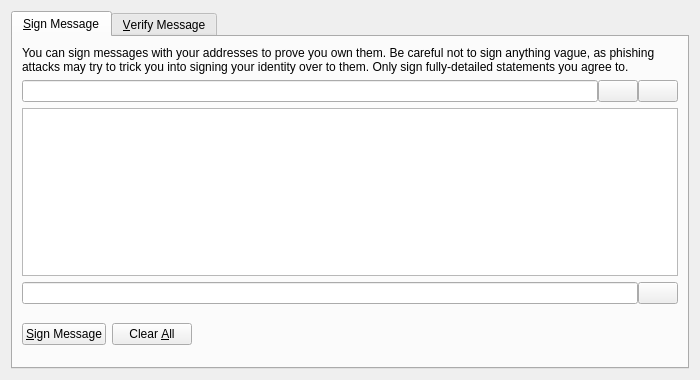
The window that src/qt/forms/signverifymessagedialog.ui (xming/carpediemcoin) describes before a commit, drawn with Qt 5.
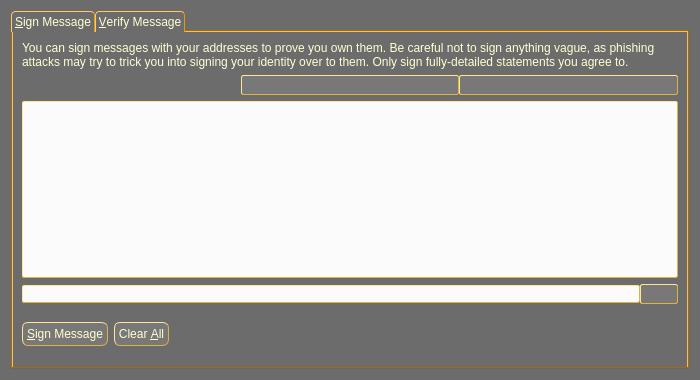
The same window after the commit. The open tabs and pages were chosen to show the change. Icons and pictures are not drawn. Custom widgets are drawn as their Qt base class.

What changed in the file:
```diff
--- a/src/qt/forms/signverifymessagedialog.ui
+++ b/src/qt/forms/signverifymessagedialog.ui
@@ -13,12 +13,18 @@
   <property name="windowTitle">
    <string>Signatures - Sign / Verify a Message</string>
   </property>
+  <property name="styleSheet">
+   <string notr="true">QWidget {background-color: #6C6C6C; color: #FFFFD3 } QPushButton { background-color: #787878; color: #FFFFD3; border-style:outset; border-color: #dcb540; border-width: 1px; border-radius: 6px; padding: 4px} QPushButton::hover { background-color: #6C6C6C; color: #FFFFD3; border-style:outset; border-color: #dcb540; border-width: 1px; border-radius: 6px; padding: 4px}  QPushButton::pressed {background-color: #FBFBFB; color: #E5990C; border-style:outset; border-color: #DCB540; border-radius: 6px; padding: 4px} QLabel {color: #FFFFD3} QLineEdit {background-color: #FBFBFB; color: #E5990C; border-style:outset; border-color: #dcb540; border-width: 1px; border-radius: 2px; padding: 0px} QDialog {background-color: #6C6C6C; color: #FFFFD3 } QLabel {color: #FFFFD3} QTabWidget {background-color: #E5990C; color: #FFFFD3}  QTabBar::tab {  background: #6C6C6C; border: 1px outset #E5990C; border-bottom-width: 0px; border-top-left-radius: 4px; border-top-right-radius: 4px; min-width: 8px; padding: 3px; color: #FFFFD3 }</string>
+  </property>
   <property name="modal">
    <bool>true</bool>
   </property>
   <layout class="QVBoxLayout" name="verticalLayout">
    <item>
     <widget class="QTabWidget" name="tabWidget">
+     <property name="styleSheet">
+      <string notr="true"/>
+     </property>
      <property name="currentIndex">
       <number>1</number>
      </property>
@@ -46,11 +52,11 @@
           <number>0</number>
          </property>
          <item>
-          <widget class="QValidatedLineEdit" name="addressIn_SM">
+          <widget class="QValidatedLineEdit" name="addressIn_SM" native="true">
            <property name="toolTip">
             <string>The address to sign the message with (e.g. 4Zo1ga6xuKuQ7JV7M9rGDoxdbYwV5zgQJ5)</string>
            </property>
-           <property name="maxLength">
+           <property name="maxLength" stdset="0">
             <number>34</number>
            </property>
           </widget>
@@ -60,6 +66,9 @@
            <property name="toolTip">
             <string>Choose an address from the address book</string>
            </property>
+           <property name="styleSheet">
+            <string notr="true">background-color: #787878; color: #FFFFD3; border-style:outset; border-color: #dcb540; border-width: 1px; border-radius: 2px; padding: 2px</string>
+           </property>
            <property name="text">
             <string/>
            </property>
@@ -80,6 +89,9 @@
            <property name="toolTip">
             <string>Paste address from clipboard</string>
            </property>
+           <property name="styleSheet">
+            <string notr="true">background-color: #787878; color: #FFFFD3; border-style:outset; border-color: #dcb540; border-width: 1px; border-radius: 2px; padding: 2px</string>
+           </property>
            <property name="text">
             <string/>
            </property>
@@ -102,6 +114,9 @@
          <property name="toolTip">
           <string>Enter the message you want to sign here</string>
          </property>
+         <property name="styleSheet">
+          <string notr="true">background-color: #FBFBFB; color: #E5990C; border-style:outset; border-color: #dcb540; border-width: 1px; border-radius: 2px; padding: 0px </string>
+         </property>
         </widget>
        </item>
        <item>
@@ -116,6 +131,9 @@
              <italic>true</italic>
             </font>
            </property>
+           <property name="styleSheet">
+            <string notr="true">QLineEdit {background-color: #FBFBFB; color: #E5990C; border-style:outset; border-color: #dcb540; border-width: 1px; border-radius: 2px; padding: 0px } </string>
+           </property>
            <property name="readOnly">
             <bool>true</bool>
            </property>
@@ -126,6 +144,9 @@
            <property name="toolTip">
             <string>Copy the current signature to the system clipboard</string>
            </property>
+           <property name="styleSheet">
+            <string notr="true">background-color: #787878; color: #FFFFD3; border-style:outset; border-color: #dcb540; border-width: 1px; border-radius: 2px; padding: 2px</string>
+           </property>
            <property name="text">
             <string/>
            </property>
@@ -147,6 +168,9 @@
            <property name="toolTip">
             <string>Sign the message to prove you own this carpediemcoin address</string>
            </property>
+           <property name="styleSheet">
+            <string notr="true">QPushButton { background-color: #787878; color: #FFFFD3; border-style:outset; border-color: #dcb540; border-width: 1px; border-radius: 6px; padding: 4px} QPushButton::hover { background-color: #6C6C6C; color: #FFFFD3; border-style:outset; border-color: #dcb540; border-width: 1px; border-radius: 6px; padding: 4px}  QPushButton::pressed {background-color: #FBFBFB; color: #E5990C; border-style:outset; border-color: #DCB540; border-radius: 6px; padding: 4px} </string>
+           </property>
            <property name="text">
             <string>&amp;Sign Message</string>
            </property>
@@ -164,6 +188,9 @@
            <property name="toolTip">
             <string>Reset all sign message fields</string>
            </property>
+           <property name="styleSheet">
+            <string notr="true">QPushButton { background-color: #787878; color: #FFFFD3; border-style:outset; border-color: #dcb540; border-width: 1px; border-radius: 6px; padding: 4px} QPushButton::hover { background-color: #6C6C6C; color: #FFFFD3; border-style:outset; border-color: #dcb540; border-width: 1px; border-radius: 6px; padding: 4px}  QPushButton::pressed {background-color: #FBFBFB; color: #E5990C; border-style:outset; border-color: #DCB540; border-radius: 6px; padding: 4px} </string>
+           </property>
            <property name="text">
             <string>Clear &amp;All</string>
            </property>
@@ -249,11 +276,11 @@
           <number>0</number>
          </property>
          <item>
-          <widget class="QValidatedLineEdit" name="addressIn_VM">
+          <widget class="QValidatedLineEdit" name="addressIn_VM" native="true">
            <property name="toolTip">
             <string>The address the message was signed with (e.g. 4Zo1ga6xuKuQ7JV7M9rGDoxdbYwV5zgQJ5)</string>
            </property>
-           <property name="maxLength">
+           <property name="maxLength" stdset="0">
             <number>34</number>
            </property>
           </widget>
@@ -263,6 +290,9 @@
            <property name="toolTip">
             <string>Choose an address from the address book</string>
            </property>
+           <property name="styleSheet">
+            <string notr="true">background-color: #787878; color: #FFFFD3; border-style:outset; border-color: #dcb540; border-width: 1px; border-radius: 2px; padding: 2px</string>
+           </property>
            <property name="text">
             <string/>
            </property>
@@ -281,10 +311,14 @@
         </layout>
        </item>
        <item>
-        <widget class="QPlainTextEdit" name="messageIn_VM"/>
+        <widget class="QPlainTextEdit" name="messageIn_VM">
+         <property name="styleSheet">
+          <string notr="true">background-color: #FBFBFB</string>
+         </property>
+        </widget>
        </item>
        <item>
-        <widget class="QValidatedLineEdit" name="signatureIn_VM"/>
+        <widget class="QValidatedLineEdit" name="signatureIn_VM" native="true"/>
        </item>
        <item>
         <layout class="QHBoxLayout" name="horizontalLayout_2_VM">
@@ -293,6 +327,9 @@
            <property name="toolTip">
             <string>Verify the message to ensure it was signed with the specified carpediemcoin address</string>
            </property>
+           <property name="styleSheet">
+            <string notr="true"/>
+           </property>
            <property name="text">
             <string>&amp;Verify Message</string>
            </property>
@@ -310,6 +347,9 @@
            <property name="toolTip">
             <string>Reset all verify message fields</string>
            </property>
+           <property name="styleSheet">
+            <string notr="true"/>
+           </property>
            <property name="text">
             <string>Clear &amp;All</string>
            </property>
@@ -375,7 +415,7 @@
  <customwidgets>
   <customwidget>
    <class>QValidatedLineEdit</class>
-   <extends>QLineEdit</extends>
+   <extends>QWidget</extends>
    <header>qvalidatedlineedit.h</header>
   </customwidget>
  </customwidgets>
```
